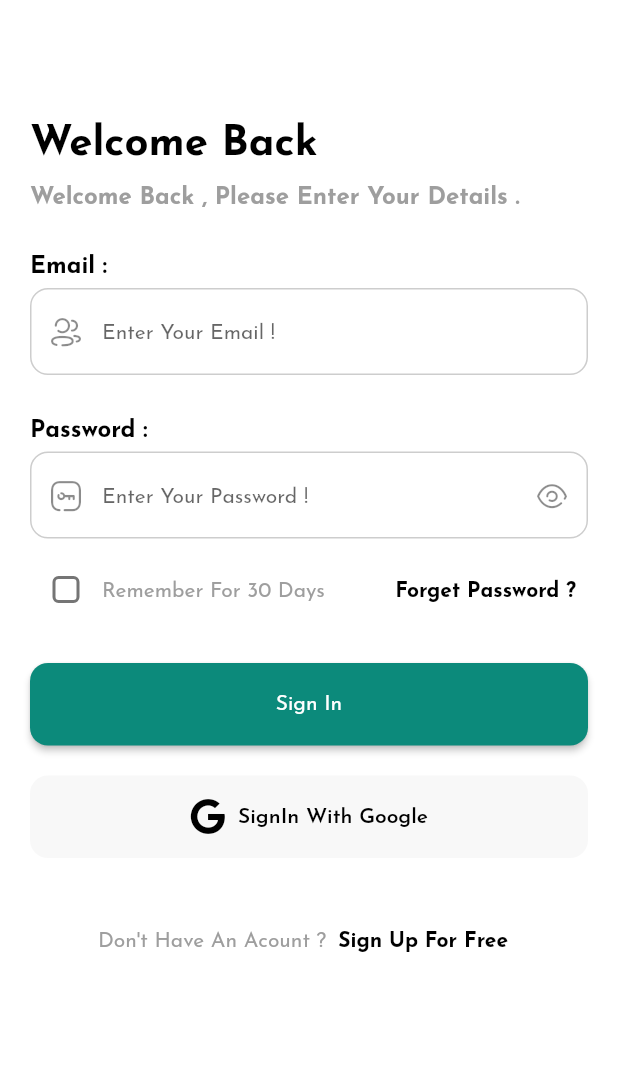
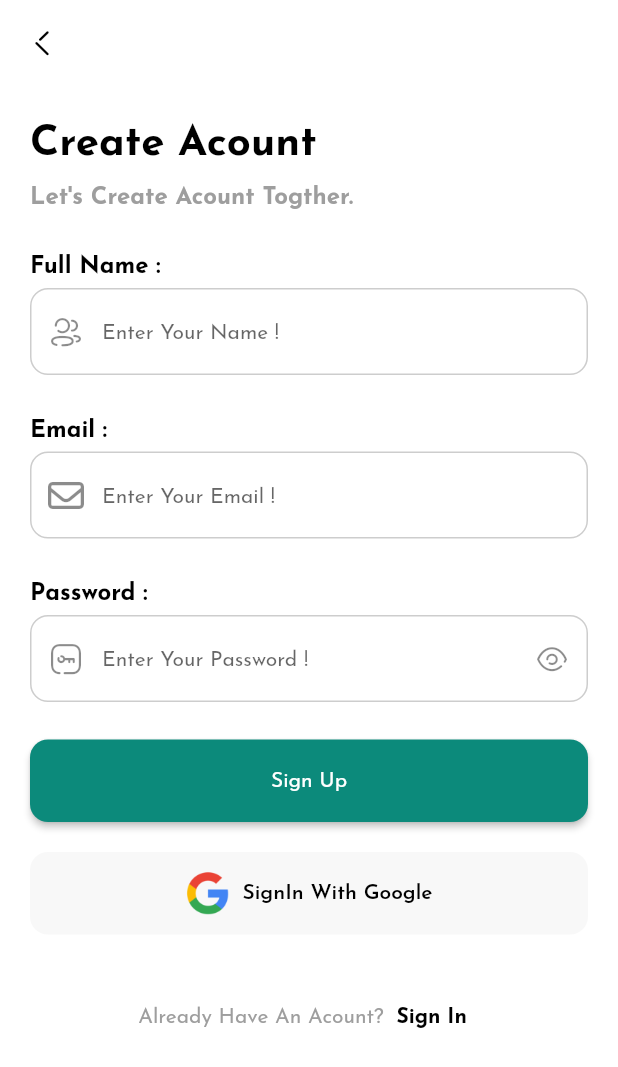
Before and after one commit to Eissa-Ahmed/furniture-Shop, a Flutter app: the screen it shows after launch, after a tap on "SKIP", after a tap on "Sign Up For Free", on a phone screen of 412 x 824 dp. Shown: the top 1067 px of the screen. Run offline on Flutter 3.47's test engine with Material 2 defaults, Android fonts, the phone set to English and light mode, and no system bars; our stand-ins replace dio, font_awesome_flutter, get, shared_preferences, smooth_page_indicator.

Commit message:
Create SignUp

```diff
--- a/e_commerce_2022/lib/E_Commerce/Constant/StringManage.dart
+++ b/e_commerce_2022/lib/E_Commerce/Constant/StringManage.dart
@@ -3,10 +3,12 @@ class AssetsString {
   static const String onBoarding1 = "assets/images/onBoarding1.jpg";
   static const String onBoarding2 = "assets/images/onBoarding2.jpg";
   static const String onBoarding3 = "assets/images/onBoarding3.jpg";
+  static const String googleIcon = "assets/images/google.png";
 }
 
 class RoutesString {
   static const String splashScreen = "/";
   static const String onBoradingScreen = "/onBoradingScreen";
   static const String loginScreen = "/loginScreen";
+  static const String signUpScreen = "/signUpScreen";
 }
--- /dev/null
+++ b/e_commerce_2022/lib/E_Commerce/Constant/dioHelper.dart
@@ -0,0 +1,42 @@
+import 'package:dio/dio.dart';
+
+class DioHelper {
+  static late Dio dio;
+  static init() {
+    dio = Dio(
+      BaseOptions(
+        baseUrl: "https://student.valuxapps.com/api/",
+        receiveDataWhenStatusError: true,
+      ),
+    );
+  }
+
+  static Future getData({required String path, String? token}) async {
+    dio.options.headers = {
+      "lang": "en",
+      "Content-Type": "application/json",
+      "Authorization": token,
+    };
+    return await dio.get(path);
+  }
+
+  static Future postData(
+      {required String path, String? token, required dynamic data}) async {
+    dio.options.headers = {
+      "lang": "en",
+      "Content-Type": "application/json",
+      "Authorization": token,
+    };
+    return await dio.post(path, data: data);
+  }
+
+  static Future putData(
+      {required String path, String? token, required dynamic data}) async {
+    dio.options.headers = {
+      "lang": "en",
+      "Content-Type": "application/json",
+      "Authorization": token,
+    };
+    return await dio.put(path, data: data);
+  }
+}
--- a/e_commerce_2022/lib/E_Commerce/Constant/theme.dart
+++ b/e_commerce_2022/lib/E_Commerce/Constant/theme.dart
@@ -10,6 +10,7 @@ ThemeData lightTheme = ThemeData(
   primarySwatch: ColorsManager.primarySwatch,
   scaffoldBackgroundColor: Colors.white,
   appBarTheme: const AppBarTheme(
+    iconTheme: IconThemeData(color: Colors.black),
     backgroundColor: Colors.white,
     elevation: 0,
     systemOverlayStyle: SystemUiOverlayStyle(
@@ -82,6 +83,7 @@ ThemeData darkTheme = ThemeData(
   primarySwatch: ColorsManager.primarySwatch,
   scaffoldBackgroundColor: const Color(0xff0A111F),
   appBarTheme: const AppBarTheme(
+    iconTheme: IconThemeData(color: Colors.black),
     backgroundColor: Color(0xff0A111F),
     elevation: 0,
     systemOverlayStyle: SystemUiOverlayStyle(
--- a/e_commerce_2022/lib/E_Commerce/Controller/AuthController/authController.dart
+++ b/e_commerce_2022/lib/E_Commerce/Controller/AuthController/authController.dart
@@ -1,4 +1,4 @@
-import 'package:flutter/cupertino.dart';
+import 'package:flutter/material.dart';
 import 'package:get/get.dart';
 
 import '../../Helpers/iconBroken.dart';
--- a/e_commerce_2022/lib/E_Commerce/Presentation/LoginScreen/loginScreen.dart
+++ b/e_commerce_2022/lib/E_Commerce/Presentation/AuthScreens/LoginScreen/loginScreen.dart
@@ -1,3 +1,4 @@
+import 'package:e_commerce_2022/E_Commerce/Constant/StringManage.dart';
 import 'package:e_commerce_2022/E_Commerce/Constant/colorsManager.dart';
 import 'package:e_commerce_2022/E_Commerce/Controller/AuthController/authController.dart';
 import 'package:e_commerce_2022/E_Commerce/Helpers/iconBroken.dart';
@@ -5,7 +6,7 @@ import 'package:e_commerce_2022/E_Commerce/Presentation/WidgetShare/customTextFi
 import 'package:flutter/material.dart';
 import 'package:get/get.dart';
 
-import '../WidgetShare/signWithGoogle.dart';
+import '../../WidgetShare/signWithGoogle.dart';
 
 class LoginSceen extends StatelessWidget {
   LoginSceen({super.key});
@@ -13,13 +14,7 @@ class LoginSceen extends StatelessWidget {
   @override
   Widget build(BuildContext context) {
     return Scaffold(
-      appBar: AppBar(
-          // leading: IconButton(
-          //     onPressed: () {
-          //       Get.back();
-          //     },
-          //     icon: const Icon(Icons.arrow_back)),
-          ),
+      appBar: AppBar(),
       body: SingleChildScrollView(
         child: Form(
           key: controller.formKeyLogin,
@@ -154,7 +149,9 @@ class LoginSceen extends StatelessWidget {
                       ],
                     ),
                     TextButton(
-                      onPressed: () {},
+                      onPressed: () {
+                        Get.toNamed(RoutesString.signUpScreen);
+                      },
                       child: Text(
                         "Sign Up For Free",
                         style: Theme.of(context)
--- /dev/null
+++ b/e_commerce_2022/lib/E_Commerce/Presentation/AuthScreens/SignUpScreen/signUpScreen.dart
@@ -0,0 +1,162 @@
+import 'package:e_commerce_2022/E_Commerce/Controller/AuthController/authController.dart';
+import 'package:e_commerce_2022/E_Commerce/Helpers/iconBroken.dart';
+import 'package:e_commerce_2022/E_Commerce/Presentation/WidgetShare/customTextField.dart';
+import 'package:flutter/material.dart';
+import 'package:font_awesome_flutter/font_awesome_flutter.dart';
+import 'package:get/get.dart';
+
+import '../../WidgetShare/signWithGoogle.dart';
+
+class SignUpScreen extends StatelessWidget {
+  SignUpScreen({super.key});
+  AuthController controller = Get.find<AuthController>();
+  @override
+  Widget build(BuildContext context) {
+    return Scaffold(
+      appBar: AppBar(
+        leading: IconButton(
+          onPressed: () {
+            Get.back();
+          },
+          icon: const Icon(IconBroken.Arrow___Left_2),
+        ),
+      ),
+      body: SingleChildScrollView(
+        child: Form(
+          key: controller.formKeySignUp,
+          child: Padding(
+            padding: const EdgeInsets.all(20.0),
+            child: Column(
+              crossAxisAlignment: CrossAxisAlignment.start,
+              children: [
+                Text(
+                  "Create Acount",
+                  style: Theme.of(context).textTheme.displayLarge,
+                ),
+                const SizedBox(
+                  height: 8,
+                ),
+                Text(
+                  "Let's Create Acount Togther.",
+                  style: Theme.of(context).textTheme.displaySmall,
+                ),
+                const SizedBox(
+                  height: 25,
+                ),
+                label(context, "Full Name :"),
+                const SizedBox(
+                  height: 5,
+                ),
+                customTextFormField(
+                  context: context,
+                  hint: "Enter Your Name !",
+                  prefixIcon: const Icon(IconBroken.User),
+                  validator: (val) {
+                    return null;
+                  },
+                  textEditingController: controller.controllerSignUpName,
+                ),
+                const SizedBox(
+                  height: 25,
+                ),
+                label(context, "Email :"),
+                const SizedBox(
+                  height: 5,
+                ),
+                customTextFormField(
+                  context: context,
+                  hint: "Enter Your Email !",
+                  prefixIcon: const Icon(FontAwesomeIcons.envelope),
+                  validator: (val) {
+                    return null;
+                  },
+                  textEditingController: controller.controllerSignUpEmail,
+                ),
+                const SizedBox(
+                  height: 25,
+                ),
+                label(context, "Password :"),
+                const SizedBox(
+                  height: 5,
+                ),
+                GetBuilder<AuthController>(
+                  builder: (c) => customTextFormField(
+                    obscureText: c.isShowPass,
+                    context: context,
+                    hint: "Enter Your Password !",
+                    prefixIcon: const Icon(IconBroken.Password),
+                    suffixIcon: IconButton(
+                      onPressed: () {
+                        c.changeIconPass();
+                      },
+                      icon: c.iconPass,
+                    ),
+                    validator: (val) {
+                      return null;
+                    },
+                    textEditingController: controller.controllerSignUpPass,
+                  ),
+                ),
+                const SizedBox(
+                  height: 25,
+                ),
+                ElevatedButton(
+                  onPressed: () {},
+                  child: const Text("Sign Up"),
+                ),
+                const SizedBox(
+                  height: 20,
+                ),
+                signWithGoogle(context),
+                const SizedBox(
+                  height: 30,
+                ),
+                Row(
+                  mainAxisAlignment: MainAxisAlignment.center,
+                  children: [
+                    Row(
+                      children: [
+                        Text(
+                          "Already Have An Acount?",
+                          style: Theme.of(context)
+                              .textTheme
+                              .displaySmall!
+                              .copyWith(
+                                  fontSize: 14, fontWeight: FontWeight.w500),
+                        )
+                      ],
+                    ),
+                    TextButton(
+                      onPressed: () {
+                        Get.back();
+                      },
+                      child: Text(
+                        "Sign In",
+                        style: Theme.of(context)
+                            .textTheme
+                            .displaySmall!
+                            .copyWith(
+                                color: Theme.of(context).primaryColor,
+                                fontSize: 14),
+                      ),
+                    ),
+                  ],
+                ),
+              ],
+            ),
+          ),
+        ),
+      ),
+    );
+  }
+
+  Text label(BuildContext context, String text) {
+    return Text(
+      text,
+      style: Theme.of(context)
+          .textTheme
+          .displaySmall!
+          .copyWith(color: Theme.of(context).primaryColor),
+    );
+  }
+}
--- /dev/null
+++ b/e_commerce_2022/lib/E_Commerce/Presentation/HomeScreen/homeScreen.dart
@@ -0,0 +1,10 @@
+import 'package:flutter/material.dart';
+
+class HomeScreen extends StatelessWidget {
+  const HomeScreen({super.key});
+
+  @override
+  Widget build(BuildContext context) {
+    return const Scaffold();
+  }
+}
--- a/e_commerce_2022/lib/E_Commerce/Presentation/WidgetShare/signWithGoogle.dart
+++ b/e_commerce_2022/lib/E_Commerce/Presentation/WidgetShare/signWithGoogle.dart
@@ -1,5 +1,5 @@
+import 'package:e_commerce_2022/E_Commerce/Constant/StringManage.dart';
 import 'package:flutter/material.dart';
-import 'package:font_awesome_flutter/font_awesome_flutter.dart';
 
 ElevatedButton signWithGoogle(BuildContext context) {
   return ElevatedButton(
@@ -10,9 +10,9 @@ ElevatedButton signWithGoogle(BuildContext context) {
     child: Row(
       mainAxisAlignment: MainAxisAlignment.center,
       children: [
-        Icon(
-          FontAwesomeIcons.google,
-          color: Theme.of(context).primaryColor,
+        Image.asset(
+          AssetsString.googleIcon,
+          width: 30,
         ),
         const SizedBox(
           width: 8,
--- a/e_commerce_2022/lib/main.dart
+++ b/e_commerce_2022/lib/main.dart
@@ -1,7 +1,9 @@
 import 'package:e_commerce_2022/E_Commerce/Constant/StringManage.dart';
+import 'package:e_commerce_2022/E_Commerce/Constant/dioHelper.dart';
 import 'package:e_commerce_2022/E_Commerce/Constant/theme.dart';
 import 'package:e_commerce_2022/E_Commerce/Helpers/cachHelper.dart';
-import 'package:e_commerce_2022/E_Commerce/Presentation/LoginScreen/loginScreen.dart';
+import 'package:e_commerce_2022/E_Commerce/Presentation/AuthScreens/LoginScreen/loginScreen.dart';
+import 'package:e_commerce_2022/E_Commerce/Presentation/AuthScreens/SignUpScreen/signUpScreen.dart';
 import 'package:e_commerce_2022/E_Commerce/Presentation/OnBoardingScreen/onBoardingScreen.dart';
 import 'package:e_commerce_2022/E_Commerce/Presentation/SplashScreen/splashScreen.dart';
 import 'package:e_commerce_2022/E_Commerce/Services/middleWare.dart';
@@ -12,6 +14,7 @@ import 'package:get/get.dart';
 void main() async {
   WidgetsFlutterBinding.ensureInitialized();
   await CachHelper.init();
+  DioHelper.init();
   runApp(const MyApp());
 }
 
@@ -43,6 +46,11 @@ class MyApp extends StatelessWidget {
           page: () => LoginSceen(),
           transition: Transition.rightToLeftWithFade,
         ),
+        GetPage(
+          name: RoutesString.signUpScreen,
+          page: () => SignUpScreen(),
+          transition: Transition.rightToLeftWithFade,
+        ),
       ],
     );
   }
--- a/e_commerce_2022/pubspec.yaml
+++ b/e_commerce_2022/pubspec.yaml
@@ -30,6 +30,7 @@ environment:
 # versions available, run `flutter pub outdated`.
 dependencies:
   cupertino_icons: ^1.0.2
+  dio: ^4.0.6
   flutter:
     sdk: flutter
   font_awesome_flutter: ^10.2.1
```
Also changed, not shown: e_commerce_2022/assets/images/google.png (added), e_commerce_2022/pubspec.lock.
